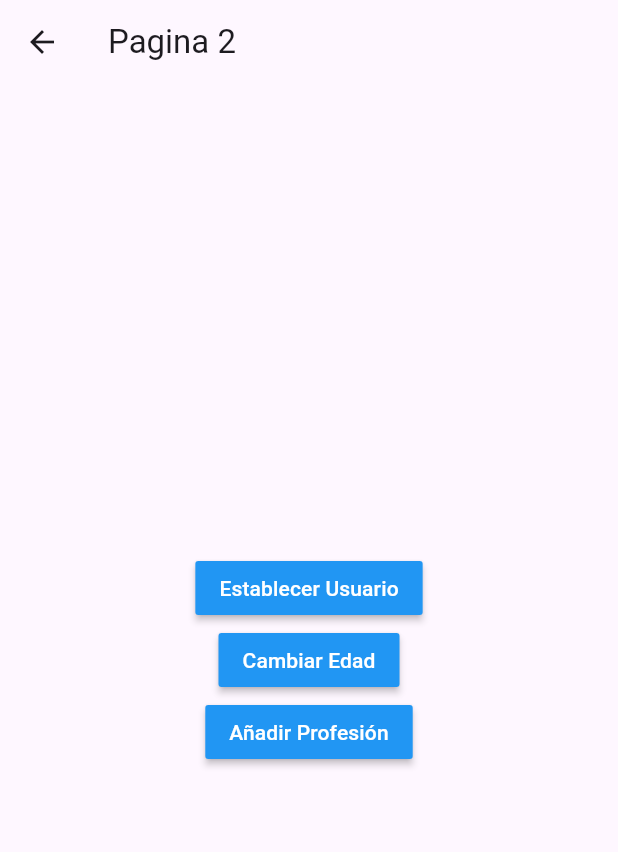
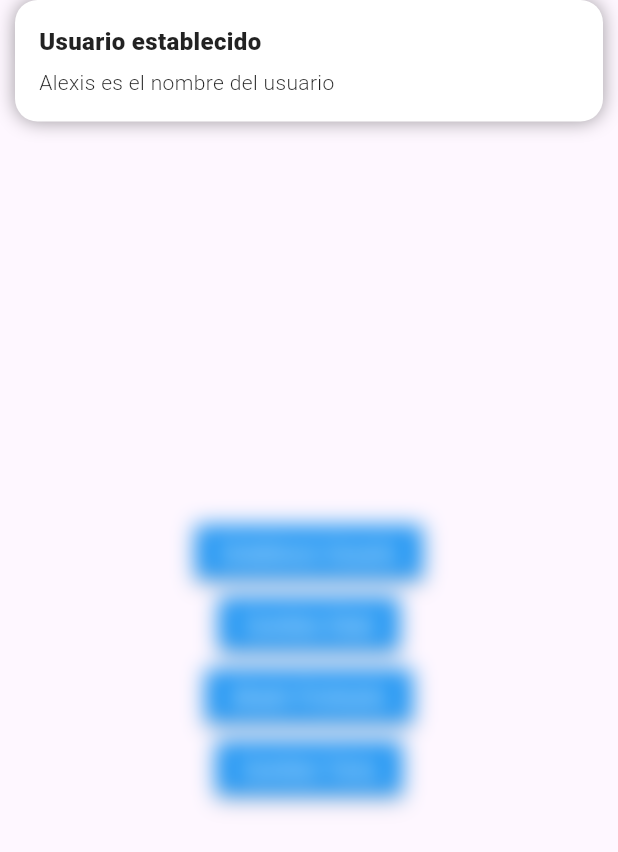
Before and after one commit to AlexanderZon/flutter_project_estados, a Flutter app: the Pagina2Page screen opened by its route, after a tap on "Establecer Usuario", on a phone screen of 412 x 824 dp. Shown: the top 852 px of the screen. Run offline on Flutter 3.47's test engine with Material 3 defaults, Android fonts, the phone set to English and light mode, and no system bars; our stand-ins replace get.

Commit message:
Implanta gestor de estado GetX

```diff
--- /dev/null
+++ b/lib/controllers/usuario_controller.dart
@@ -0,0 +1,28 @@
+import 'package:get/get.dart';
+import 'package:project_estados/models/usuario.dart';
+
+class UsuarioController extends GetxController {
+  Rx<bool> existeUsuario = false.obs;
+  Rx<Usuario> usuario = Usuario().obs;
+
+  int get profesionesCount {
+    return usuario.value.profesiones!.length;
+  }
+
+  void cargarUsuario(Usuario user) {
+    usuario.value = user;
+    existeUsuario.value = true;
+  }
+
+  void cambiarEdad(int edad) {
+    usuario.update((val) {
+      val!.edad = edad;
+    });
+  }
+
+  void agregarProfesion(String profesion) {
+    usuario.update((val) {
+      val!.profesiones = [...val.profesiones ?? [], profesion];
+    });
+  }
+}
--- a/lib/models/usuario.dart
+++ b/lib/models/usuario.dart
@@ -1,8 +1,7 @@
 class Usuario {
-  String nombre;
-  int edad;
-  List<String> profesiones;
+  String? nombre;
+  int? edad;
+  List<String>? profesiones;
 
-  Usuario(
-      {required this.nombre, required this.edad, required this.profesiones});
+  Usuario({this.nombre, this.edad, this.profesiones = const []});
 }
--- a/lib/pages/pagina1_page.dart
+++ b/lib/pages/pagina1_page.dart
@@ -1,26 +1,56 @@
 import 'package:flutter/material.dart';
+import 'package:get/get.dart';
+import 'package:project_estados/controllers/usuario_controller.dart';
+import 'package:project_estados/models/usuario.dart';
+// import 'package:project_estados/pages/pagina2_page.dart';
 
 class Pagina1Page extends StatelessWidget {
   const Pagina1Page({super.key});
 
   @override
   Widget build(BuildContext context) {
+    final usuarioCtrl = Get.put(UsuarioController());
     return Scaffold(
       appBar: AppBar(
         title: const Text('Página 1'),
       ),
-      body: const InformacionUsuario(),
+      body: Obx(() => usuarioCtrl.existeUsuario.value
+          ? InformacionUsuario(
+              usuario: usuarioCtrl.usuario.value,
+            )
+          : const NoInfo()),
       floatingActionButton: FloatingActionButton(
         child: const Icon(Icons.accessibility_new),
-        onPressed: () => Navigator.pushNamed(context, 'pagina2'),
+        // onPressed: () => Navigator.pushNamed(context, 'pagina2'),
+        // onPressed: () => Get.to(const Pagina2Page()),
+        onPressed: () => Get.toNamed(
+          'pagina2',
+          arguments: {
+            'nombre': 'Alexis',
+            'edad': 35,
+          },
+        ),
       ),
     );
   }
 }
 
+class NoInfo extends StatelessWidget {
+  const NoInfo({super.key});
+
+  @override
+  Widget build(BuildContext context) {
+    return const Center(
+      child: Text('No hay información seleccionada'),
+    );
+  }
+}
+
 class InformacionUsuario extends StatelessWidget {
+  final Usuario usuario;
   const InformacionUsuario({
     super.key,
+    required this.usuario,
   });
 
   @override
@@ -29,20 +59,22 @@ class InformacionUsuario extends StatelessWidget {
       height: double.infinity,
       width: double.infinity,
       padding: const EdgeInsets.all(20),
-      child: const Column(
+      child: Column(
         crossAxisAlignment: CrossAxisAlignment.start,
         children: [
-          Text('General',
+          const Text('General',
               style: TextStyle(fontSize: 18, fontWeight: FontWeight.bold)),
-          Divider(),
-          ListTile(title: Text('Nombre: ')),
-          ListTile(title: Text('Edad: ')),
-          Text('Profesiones',
+          const Divider(),
+          ListTile(title: Text('Nombre: ${usuario.nombre}')),
+          ListTile(title: Text('Edad: ${usuario.edad}')),
+          const Text('Profesiones',
               style: TextStyle(fontSize: 18, fontWeight: FontWeight.bold)),
-          Divider(),
-          ListTile(title: Text('Profesion 1')),
-          ListTile(title: Text('Profesion 1')),
-          ListTile(title: Text('Profesion 1')),
+          const Divider(),
+          ...usuario.profesiones!
+              .map(
+                (e) => ListTile(title: Text(e)),
+              )
+              .toList(),
         ],
       ),
     );
--- a/lib/pages/pagina2_page.dart
+++ b/lib/pages/pagina2_page.dart
@@ -1,10 +1,15 @@
 import 'package:flutter/material.dart';
+import 'package:get/get.dart';
+import 'package:project_estados/controllers/usuario_controller.dart';
+import 'package:project_estados/models/usuario.dart';
 
 class Pagina2Page extends StatelessWidget {
   const Pagina2Page({super.key});
 
   @override
   Widget build(BuildContext context) {
+    // print(Get.arguments);
+    final usuarioCtrl = Get.find<UsuarioController>();
     return Scaffold(
       appBar: AppBar(title: const Text('Pagina 2')),
       body: Center(
@@ -12,7 +17,16 @@ class Pagina2Page extends StatelessWidget {
           mainAxisAlignment: MainAxisAlignment.center,
           children: [
             MaterialButton(
-              onPressed: () {},
+              onPressed: () {
+                usuarioCtrl.cargarUsuario(Usuario(nombre: 'Alexis', edad: 30));
+
+                Get.snackbar(
+                    'Usuario establecido', 'Alexis es el nombre del usuario',
+                    backgroundColor: Colors.white,
+                    boxShadows: [
+                      BoxShadow(color: Colors.black38, blurRadius: 10)
+                    ]);
+              },
               color: Colors.blue,
               child: const Text(
                 'Establecer Usuario',
@@ -20,7 +34,9 @@ class Pagina2Page extends StatelessWidget {
               ),
             ),
             MaterialButton(
-              onPressed: () {},
+              onPressed: () {
+                usuarioCtrl.cambiarEdad(31);
+              },
               color: Colors.blue,
               child: const Text(
                 'Cambiar Edad',
@@ -28,10 +44,24 @@ class Pagina2Page extends StatelessWidget {
               ),
             ),
             MaterialButton(
-              onPressed: () {},
+              onPressed: () {
+                usuarioCtrl.agregarProfesion(
+                    'Profesión #${usuarioCtrl.profesionesCount + 1}');
+              },
               color: Colors.blue,
               child: const Text(
                 'Añadir Profesión',
+                style: TextStyle(color: Colors.white),
+              ),
+            ),
+            MaterialButton(
+              onPressed: () {
+                Get.changeTheme(
+                    Get.isDarkMode ? ThemeData.light() : ThemeData.dark());
+              },
+              color: Colors.blue,
+              child: const Text(
+                'Cambiar Tema',
                 style: TextStyle(color: Colors.white),
               ),
             ),
```
Also changed, not shown: lib/main.dart (+10 -5 lines), pubspec.yaml (+4 -12 lines), pubspec.lock.
